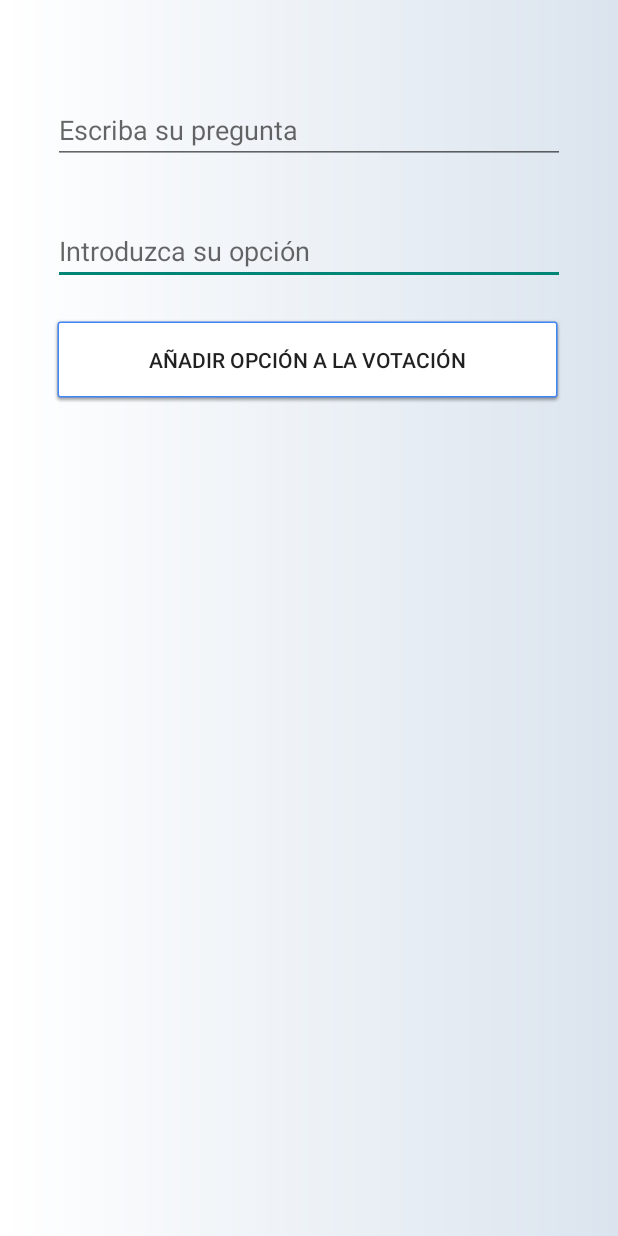
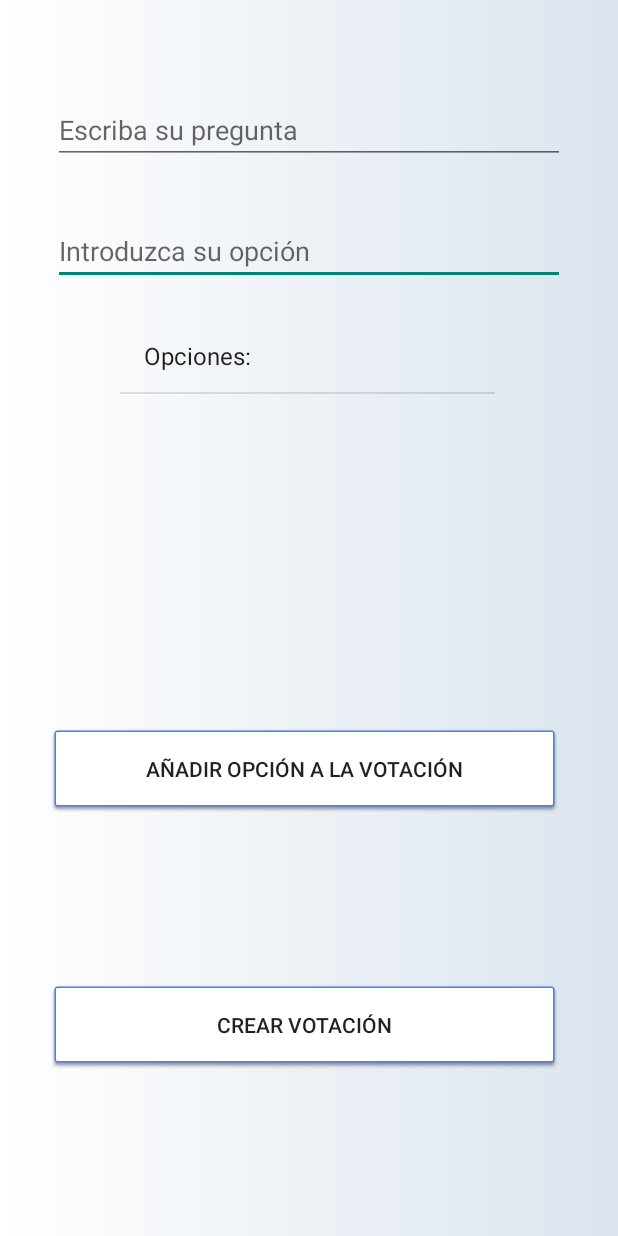
Before and after one commit to danielSainero/appVote, an Android app: the NewPoll screen opened directly, with no data from a screen before it, on a phone screen of 412 x 824 dp. Run offline under Robolectric (Android 15) with nearby library versions, the phone set to English and light mode, and no system bars; our stand-ins replace Firebase (no records; nobody signed in at launch, a user with empty details on screens opened directly); Roboto replaces fonts that are not available here.

Commit message:
Store poll

```diff
--- a/app/build.gradle
+++ b/app/build.gradle
@@ -54,6 +54,6 @@ dependencies {
     implementation 'com.google.firebase:firebase-storage-ktx'
     implementation 'com.firebaseui:firebase-ui-storage:7.2.0'
     implementation 'com.github.bumptech.glide:glide:3.7.0'
-
+    //implementation 'com.android.support:recyclerview-v7:25.3.1'
 
 }
--- a/app/src/main/java/sainero/dani/appvote/NewPoll.kt
+++ b/app/src/main/java/sainero/dani/appvote/NewPoll.kt
@@ -21,16 +21,19 @@ class NewPoll : AppCompatActivity() {
     private lateinit var db: FirebaseFirestore
     private lateinit var storage: FirebaseStorage
 
+
     override fun onCreate(savedInstanceState: Bundle?) {
         super.onCreate(savedInstanceState)
         binding = ActivityNewPollBinding.inflate(layoutInflater)
         setContentView(binding.root)
 
         auth = Firebase.auth
+        db = FirebaseFirestore.getInstance()
+
         var options = mutableListOf("Opciones:")
         var contentAdapter: ArrayAdapter<String>
-
-//  ArrayAdapter<String>(this, binding.optionList,options)
+        contentAdapter = ArrayAdapter(this, android.R.layout.simple_list_item_1,options)
+        binding.optionList.adapter = contentAdapter
 
         binding.newPollAddOption.setOnClickListener{
             if (binding.newPollOption.text.isEmpty() || binding.newPollOption.text.toString().trim().equals("")) return@setOnClickListener
@@ -41,7 +44,34 @@ class NewPoll : AppCompatActivity() {
             binding.newPollOption.setText("")
 
         }
+
+        binding.btnNewPoll.setOnClickListener{
+            if (binding.Question.text.isEmpty() || binding.Question.text.toString().trim().equals("")) {
+                binding.Question.setError("El valor no puede estar vacio")
+                return@setOnClickListener
+            }
+
+            if(options.size < 2) {
+                binding.newPollOption.setError("Debes añadir alguna opción")
+                return@setOnClickListener
+            }
+            options.remove("Opciones:")
+            setInformationPoll(options)
+        }
     }
+    private fun setInformationPoll(opciones: MutableList<String>) {
+        db.collection("poll").document(randomID())
+            .set(
+                hashMapOf(
+                    "Question" to binding.Question.text.toString(),
+                    "Opciones" to opciones
+                    )
+            )
+    }
+
+    private fun randomID(): String = List(16) {
+        (('a'..'z') + ('A'..'Z') + ('0'..'9')).random()
+    }.joinToString("")
 
 
 }
--- a/app/src/main/java/sainero/dani/appvote/register.kt
+++ b/app/src/main/java/sainero/dani/appvote/register.kt
@@ -101,9 +101,6 @@ class register : AppCompatActivity() {
     }
 
     private fun setInformationUser() {
-
-
-
         db.collection("users").document(auth.currentUser?.uid.toString())
             .set(
                 hashMapOf(
@@ -142,9 +139,6 @@ class register : AppCompatActivity() {
         }
 
     }
-    private fun randomID(): String = List(16) {
-        (('a'..'z') + ('A'..'Z') + ('0'..'9')).random()
-    }.joinToString("")
 
     private fun createUser(email: String, password: String) {
         auth.createUserWithEmailAndPassword(email, password)
--- a/app/src/main/res/layout/activity_new_poll.xml
+++ b/app/src/main/res/layout/activity_new_poll.xml
@@ -37,20 +37,31 @@
         android:id="@+id/newPollAddOption"
         android:layout_width="342dp"
         android:layout_height="59dp"
-        android:layout_marginStart="34dp"
-        android:layout_marginTop="20dp"
+        android:layout_marginStart="32dp"
+        android:layout_marginTop="52dp"
         android:background="@drawable/common_google_signin_btn_icon_dark_normal_background"
         android:text="Añadir opción a la votación"
         app:layout_constraintStart_toStartOf="parent"
-        app:layout_constraintTop_toBottomOf="@+id/newPollOption" />
+        app:layout_constraintTop_toBottomOf="@+id/optionList" />
 
     <ListView
         android:id="@+id/optionList"
         android:layout_width="250dp"
         android:layout_height="217dp"
         android:layout_marginStart="80dp"
-        android:layout_marginTop="20dp"
+        android:layout_marginTop="23dp"
         app:layout_constraintStart_toStartOf="parent"
-        app:layout_constraintTop_toBottomOf="@+id/newPollAddOption" />
+        app:layout_constraintTop_toBottomOf="@+id/newPollOption" />
+
+    <Button
+        android:id="@+id/btnNewPoll"
+        android:layout_width="342dp"
+        android:layout_height="59dp"
+        android:layout_marginStart="32dp"
+        android:layout_marginBottom="111dp"
+        android:background="@drawable/common_google_signin_btn_icon_dark_normal_background"
+        android:text="Crear votación"
+        app:layout_constraintBottom_toBottomOf="parent"
+        app:layout_constraintStart_toStartOf="parent" />
 
 </androidx.constraintlayout.widget.ConstraintLayout>
```
Also changed, not shown: app/src/main/res/drawable/sainorum.png (renamed from app/src/main/res/drawable/Sainorum.png).
